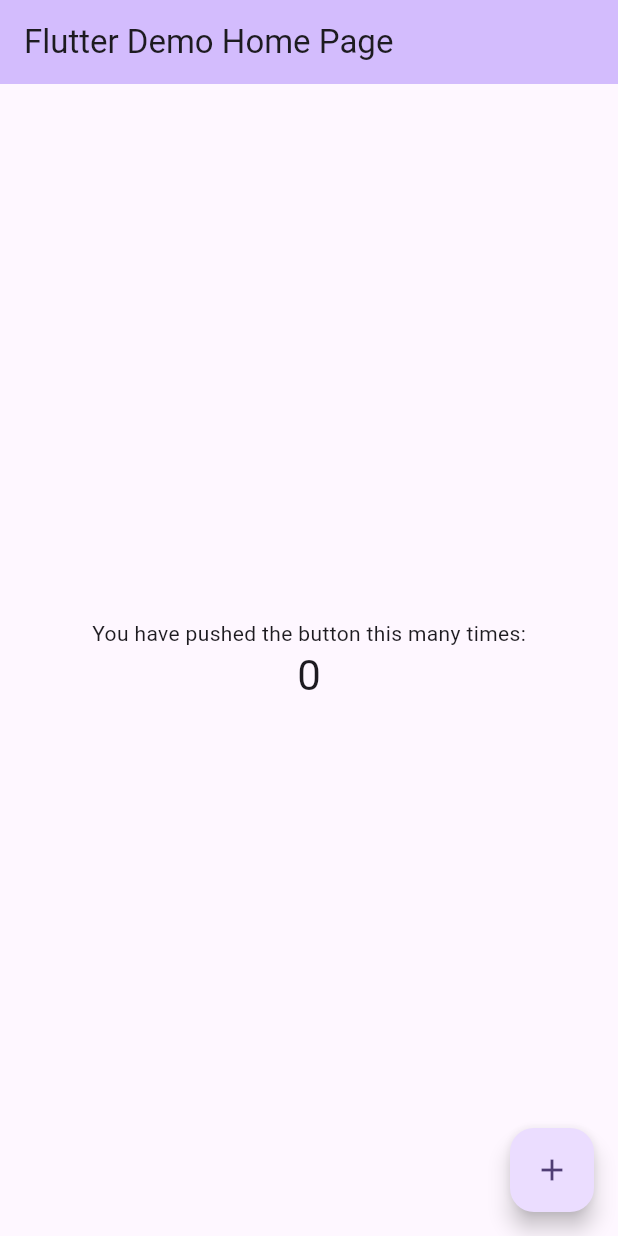
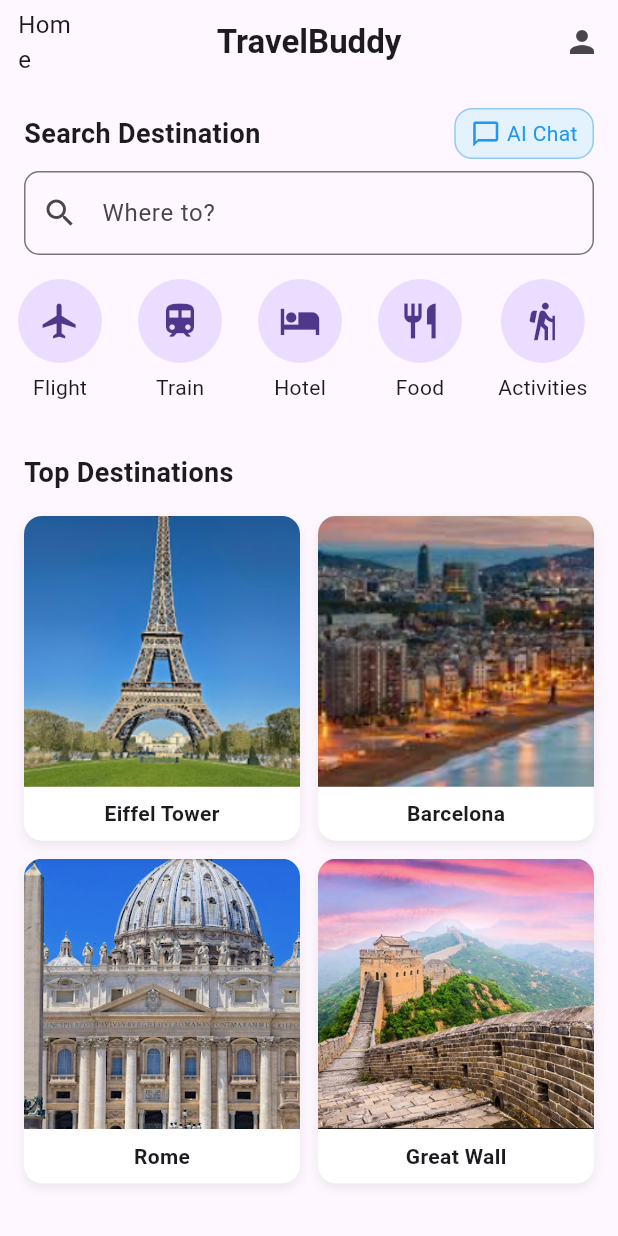
Before and after one commit to Hasan7e/TravelBuddy, a Flutter app: the screen it shows after launch, on a phone screen of 412 x 824 dp. Run offline on Flutter 3.47's test engine with Material 3 defaults, Android fonts, the phone set to English and light mode, and no system bars.

Commit message:
Home Screen GUI development

```diff
--- a/lib/main.dart
+++ b/lib/main.dart
@@ -1,122 +1,220 @@
 import 'package:flutter/material.dart';
 
 void main() {
-  runApp(const MyApp());
+  runApp(TravelBuddyApp());
 }
 
-class MyApp extends StatelessWidget {
-  const MyApp({super.key});
-
-  // This widget is the root of your application.
+class TravelBuddyApp extends StatelessWidget {
   @override
   Widget build(BuildContext context) {
     return MaterialApp(
-      title: 'Flutter Demo',
-      theme: ThemeData(
-        // This is the theme of your application.
-        //
-        // TRY THIS: Try running your application with "flutter run". You'll see
-        // the application has a purple toolbar. Then, without quitting the app,
-        // try changing the seedColor in the colorScheme below to Colors.green
-        // and then invoke "hot reload" (save your changes or press the "hot
-        // reload" button in a Flutter-supported IDE, or press "r" if you used
-        // the command line to start the app).
-        //
-        // Notice that the counter didn't reset back to zero; the application
-        // state is not lost during the reload. To reset the state, use hot
-        // restart instead.
-        //
-        // This works for code too, not just values: Most code changes can be
-        // tested with just a hot reload.
-        colorScheme: ColorScheme.fromSeed(seedColor: Colors.deepPurple),
-      ),
-      home: const MyHomePage(title: 'Flutter Demo Home Page'),
+      debugShowCheckedModeBanner: false,
+      title: 'TravelBuddy',
+      theme: ThemeData(primarySwatch: Colors.blue),
+      home: HomeScreen(),
     );
   }
 }
 
-class MyHomePage extends StatefulWidget {
-  const MyHomePage({super.key, required this.title});
-
-  // This widget is the home page of your application. It is stateful, meaning
-  // that it has a State object (defined below) that contains fields that affect
-  // how it looks.
-
-  // This class is the configuration for the state. It holds the values (in this
-  // case the title) provided by the parent (in this case the App widget) and
-  // used by the build method of the State. Fields in a Widget subclass are
-  // always marked "final".
-
-  final String title;
-
-  @override
-  State<MyHomePage> createState() => _MyHomePageState();
-}
-
-class _MyHomePageState extends State<MyHomePage> {
-  int _counter = 0;
-
-  void _incrementCounter() {
-    setState(() {
-      // This call to setState tells the Flutter framework that something has
-      // changed in this State, which causes it to rerun the build method below
-      // so that the display can reflect the updated values. If we changed
-      // _counter without calling setState(), then the build method would not be
-      // called again, and so nothing would appear to happen.
-      _counter++;
-    });
-  }
+class HomeScreen extends StatelessWidget {
+  const HomeScreen({super.key});
 
   @override
   Widget build(BuildContext context) {
-    // This method is rerun every time setState is called, for instance as done
-    // by the _incrementCounter method above.
-    //
-    // The Flutter framework has been optimized to make rerunning build methods
-    // fast, so that you can just rebuild anything that needs updating rather
-    // than having to individually change instances of widgets.
     return Scaffold(
       appBar: AppBar(
-        // TRY THIS: Try changing the color here to a specific color (to
-        // Colors.amber, perhaps?) and trigger a hot reload to see the AppBar
-        // change color while the other colors stay the same.
-        backgroundColor: Theme.of(context).colorScheme.inversePrimary,
-        // Here we take the value from the MyHomePage object that was created by
-        // the App.build method, and use it to set our appbar title.
-        title: Text(widget.title),
+        centerTitle: true,
+        title: const Text(
+          "TravelBuddy",
+          style: TextStyle(fontWeight: FontWeight.bold),
+        ),
+        leading: Center(
+          child: Padding(
+            padding: const EdgeInsets.only(left: 12.0),
+            child: Text("Home", style: TextStyle(fontSize: 16)),
+          ),
+        ),
+        actions: [
+          IconButton(
+            icon: const Icon(Icons.person),
+            onPressed: () {
+              Navigator.pushNamed(context, '/profile');
+            },
+          ),
+        ],
       ),
-      body: Center(
-        // Center is a layout widget. It takes a single child and positions it
-        // in the middle of the parent.
+      body: SingleChildScrollView(
         child: Column(
-          // Column is also a layout widget. It takes a list of children and
-          // arranges them vertically. By default, it sizes itself to fit its
-          // children horizontally, and tries to be as tall as its parent.
-          //
-          // Column has various properties to control how it sizes itself and
-          // how it positions its children. Here we use mainAxisAlignment to
-          // center the children vertically; the main axis here is the vertical
-          // axis because Columns are vertical (the cross axis would be
-          // horizontal).
-          //
-          // TRY THIS: Invoke "debug painting" (choose the "Toggle Debug Paint"
-          // action in the IDE, or press "p" in the console), to see the
-          // wireframe for each widget.
-          mainAxisAlignment: MainAxisAlignment.center,
-          children: <Widget>[
-            const Text('You have pushed the button this many times:'),
-            Text(
-              '$_counter',
-              style: Theme.of(context).textTheme.headlineMedium,
+          crossAxisAlignment: CrossAxisAlignment.start,
+          children: [
+            _buildSearchBar(),
+            _buildHorizontalOptions(),
+            const Padding(
+              padding: EdgeInsets.all(16.0),
+              child: Text(
+                "Top Destinations",
+                style: TextStyle(fontSize: 18, fontWeight: FontWeight.bold),
+              ),
+            ),
+            _buildFeaturedPlaces(),
+            //_buildAIChat(),
+          ],
+        ),
+      ),
+    );
+  }
+}
+
+// searchbar with AI chatbot icon beside it
+Widget _buildSearchBar() {
+  return Padding(
+    padding: const EdgeInsets.all(16.0),
+    child: Column(
+      crossAxisAlignment: CrossAxisAlignment.start,
+      children: [
+        Row(
+          children: [
+            const Expanded(
+              child: Text(
+                "Search Destination",
+                style: TextStyle(fontSize: 18, fontWeight: FontWeight.bold),
+              ),
+            ),
+            GestureDetector(
+              onTap: () {
+                // You can trigger chatbot functionality or navigation here
+                print("AI Chatbot tapped");
+              },
+              child: Container(
+                padding: const EdgeInsets.symmetric(
+                  horizontal: 10,
+                  vertical: 6,
+                ),
+                decoration: BoxDecoration(
+                  color: Colors.blue.shade50,
+                  borderRadius: BorderRadius.circular(12),
+                  border: Border.all(color: Colors.blue.shade200),
+                ),
+                child: Row(
+                  children: const [
+                    Icon(
+                      Icons.chat_bubble_outline,
+                      size: 20,
+                      color: Colors.blue,
+                    ),
+                    SizedBox(width: 4),
+                    Text("AI Chat", style: TextStyle(color: Colors.blue)),
+                  ],
+                ),
+              ),
             ),
           ],
         ),
+        const SizedBox(height: 8),
+        TextField(
+          decoration: InputDecoration(
+            hintText: "Where to?",
+            prefixIcon: const Icon(Icons.search),
+            border: OutlineInputBorder(borderRadius: BorderRadius.circular(10)),
+          ),
+        ),
+      ],
+    ),
+  );
+}
+
+Widget _buildHorizontalOptions() {
+  final options = ['Flight', 'Train', 'Hotel', 'Food', 'Activities'];
+  final icons = [
+    Icons.flight,
+    Icons.train,
+    Icons.hotel,
+    Icons.restaurant,
+    Icons.hiking,
+  ];
+
+  return SizedBox(
+    height: 100,
+    child: ListView.builder(
+      scrollDirection: Axis.horizontal,
+      itemCount: options.length,
+      itemBuilder: (context, index) {
+        return Padding(
+          padding: const EdgeInsets.symmetric(horizontal: 12.0),
+          child: Column(
+            children: [
+              CircleAvatar(radius: 28, child: Icon(icons[index], size: 28)),
+              const SizedBox(height: 6),
+              Text(options[index]),
+            ],
+          ),
+        );
+      },
+    ),
+  );
+}
+
+Widget _buildFeaturedPlaces() {
+  final places = [
+    {'name': 'Eiffel Tower', 'image': 'assets/images/eiffel.png'},
+    {'name': 'Barcelona', 'image': 'assets/images/barcelona.png'},
+    {'name': 'Rome', 'image': 'assets/images/rome.png'},
+    {'name': 'Great Wall', 'image': 'assets/images/great_wall.png'},
+  ];
+
+  return Padding(
+    padding: const EdgeInsets.symmetric(horizontal: 16.0),
+    child: GridView.builder(
+      shrinkWrap: true,
+      physics: const NeverScrollableScrollPhysics(),
+      gridDelegate: const SliverGridDelegateWithFixedCrossAxisCount(
+        crossAxisCount: 2,
+        mainAxisSpacing: 12,
+        crossAxisSpacing: 12,
+        childAspectRatio: 0.85,
       ),
-      floatingActionButton: FloatingActionButton(
-        onPressed: _incrementCounter,
-        tooltip: 'Increment',
-        child: const Icon(Icons.add),
-      ), // This trailing comma makes auto-formatting nicer for build methods.
-    );
-  }
+      itemCount: places.length,
+      itemBuilder: (ctx, index) {
+        return Container(
+          decoration: BoxDecoration(
+            color: Colors.white,
+            borderRadius: BorderRadius.circular(12),
+            boxShadow: [
+              BoxShadow(
+                color: Colors.grey.withOpacity(0.2),
+                blurRadius: 5,
+                offset: const Offset(0, 3),
+              ),
+            ],
+          ),
+          child: Column(
+            crossAxisAlignment: CrossAxisAlignment.center,
+            children: [
+              Expanded(
+                child: ClipRRect(
+                  borderRadius: const BorderRadius.vertical(
+                    top: Radius.circular(12),
+                  ),
+                  child: Image.asset(
+                    places[index]['image']!,
+                    fit: BoxFit.cover,
+                    width: double.infinity,
+                  ),
+                ),
+              ),
+              Padding(
+                padding: const EdgeInsets.all(8.0),
+                child: Text(
+                  places[index]['name']!,
+                  style: const TextStyle(fontWeight: FontWeight.w600),
+                ),
+              ),
+            ],
+          ),
+        );
+      },
+    ),
+  );
 }
+
+//AI chat bot integration
```
Also changed, not shown: pubspec.yaml (+7 -0 lines), assets/images/barcelona.png (added), assets/images/eiffel.png (added), assets/images/great_wall.png (added), assets/images/rome.png (added), pubspec.lock, 3 other files.
